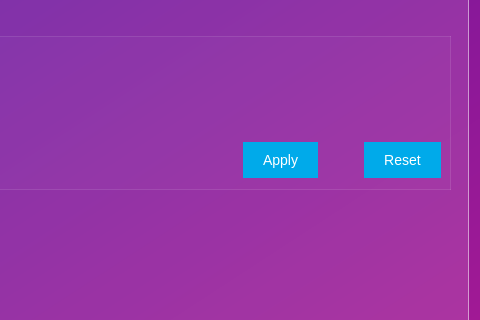
First picture: the form in memority/gui/ui/main.ui, repository Memority/memority, before the edit; both pictures show x 695 to 1175 and y 264 to 584 of the 1175 by 785 pixel window.
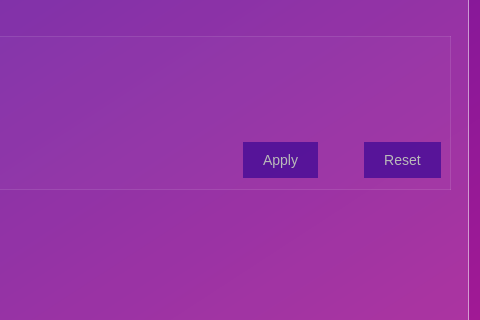
Second picture: the form after the edit. The open tabs and pages were chosen to show the change. Icons and pictures are not drawn.

Commit message: Hosting settings: updated UI

Patch:
```diff
--- a/memority/gui/ui/main.ui
+++ b/memority/gui/ui/main.ui
@@ -1071,6 +1071,9 @@
                 </item>
                 <item>
                  <widget class="QPushButton" name="settings_apply_btn">
+                  <property name="enabled">
+                   <bool>false</bool>
+                  </property>
                   <property name="styleSheet">
                    <string notr="true">QPushButton{
 background: rgb(0, 170, 234);
@@ -1081,6 +1084,7 @@
 background-color: rgba(67, 10, 149, 200);
 border: none;
 padding: 10px 20px;
+color: #bababa;
 }</string>
                   </property>
                   <property name="text">
@@ -1106,6 +1110,9 @@
                 </item>
                 <item>
                  <widget class="QPushButton" name="settings_reset_btn">
+                  <property name="enabled">
+                   <bool>false</bool>
+                  </property>
                   <property name="styleSheet">
                    <string notr="true">QPushButton{
 background: rgb(0, 170, 234);
@@ -1116,6 +1123,7 @@
 background-color: rgba(67, 10, 149, 200);
 border: none;
 padding: 10px 20px;
+color: #bababa;
 }</string>
                   </property>
                   <property name="text">
```
The commit also changes 1 other file.
